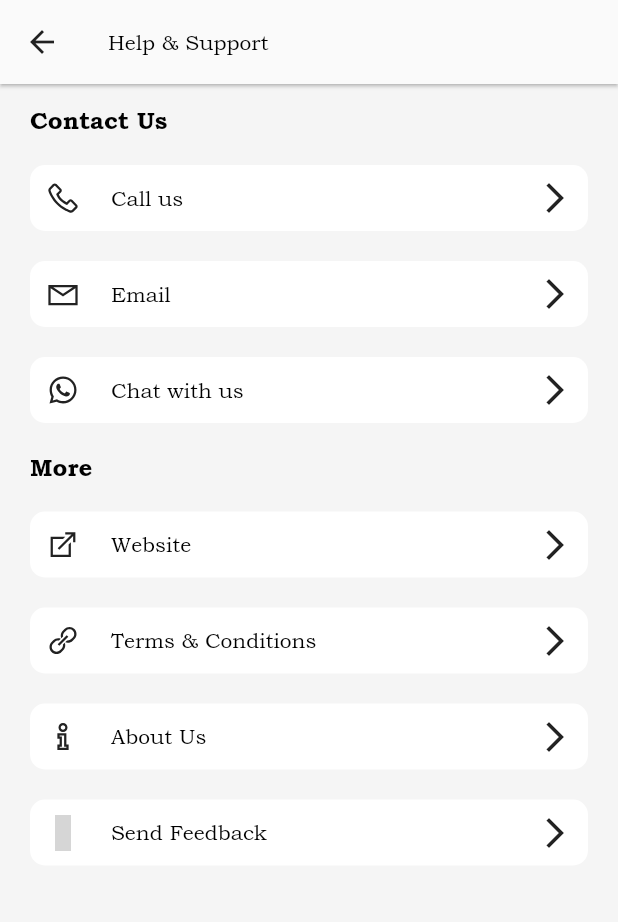
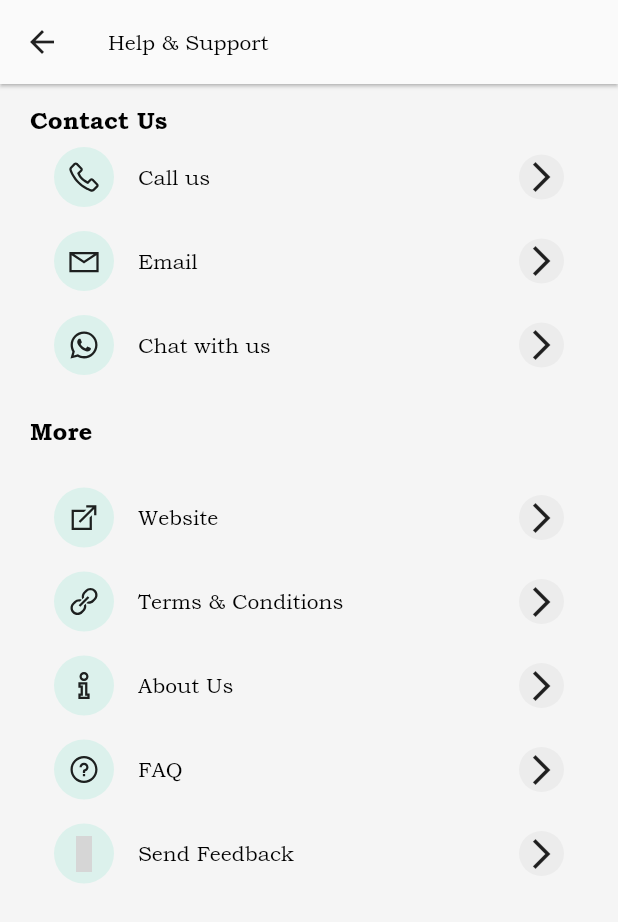
Before and after one commit to Saipreetham0/shubhithasenergysolutions, a Flutter app: the helpSupport screen opened directly, on a phone screen of 412 x 824 dp. Shown: the top 922 px of the screen. Run offline on Flutter 3.47's test engine with Material 2 defaults, Android fonts, the phone set to English and light mode, and no system bars; our stand-ins replace cloud_firestore, firebase_auth, firebase_core, flutter_otp_text_field, geocoding, geolocator and 9 more; missing offline and left inert: flutter_tawk, number_to_words; accounts and stored records are empty; network calls fail; grey boxes are pictures that could not be loaded.

Commit message:
profile list view updated

```diff
--- a/lib/scr/features/authentication/screens/login/widgets/login_header_widget.dart
+++ b/lib/scr/features/authentication/screens/login/widgets/login_header_widget.dart
@@ -16,7 +16,7 @@ class LoginHeaderWidget extends StatelessWidget {
       children: [
         // Image(image: const AssetImage(tAppLogo), height: size.height * 0.2),
 
-        company_logo_widget(),
+        // company_logo_widget(),
         Row(
           mainAxisAlignment: MainAxisAlignment.start,
           crossAxisAlignment: CrossAxisAlignment.center,
@@ -38,7 +38,8 @@ class LoginHeaderWidget extends StatelessWidget {
                     style: Theme.of(context).textTheme.headline1),
                 Row(
                   children: [
-                    Text("ENERGY",
+                    Text(
+                      "ENERGY",
                       style: TextStyle(
                           color: Colors.yellow[800],
                           fontSize: 24,
--- a/lib/scr/features/authentication/screens/splash_screen/splash_screen.dart
+++ b/lib/scr/features/authentication/screens/splash_screen/splash_screen.dart
@@ -35,7 +35,7 @@ class _SplashScreenState extends State<SplashScreen> {
             ),
             company_logo_widget(),
             SizedBox(
-              height: size.height * 0.07,
+              height: size.height * 0.08,
             ),
 
             // padding: EdgeInsets.all(10),
--- a/lib/scr/features/core/screens/dashboard/widget/profile_list_item.dart
+++ b/lib/scr/features/core/screens/dashboard/widget/profile_list_item.dart
@@ -52,3 +52,55 @@ class profile_list_widget extends StatelessWidget {
     );
   }
 }
+
+class profileListViewWidget extends StatelessWidget {
+  final IconData icon;
+  final String text;
+  final Function()? onTap;
+  final bool hasNavigation;
+  const profileListViewWidget({
+    super.key,
+    required this.icon,
+    required this.text,
+    required this.onTap,
+    this.hasNavigation = true,
+  });
+
+  @override
+  Widget build(BuildContext context) {
+    final isDark = Theme.of(context).brightness == Brightness.dark;
+    return ListTile(
+      onTap: onTap,
+      leading: Container(
+        height: 40,
+        width: 40,
+        decoration: BoxDecoration(
+          color: tPrimaryColor.withOpacity(0.1),
+          borderRadius: BorderRadius.circular(100),
+        ),
+        child: Icon(
+          icon,
+          color: isDark ? tPrimaryColor : Theme.of(context).iconTheme.color,
+        ),
+      ),
+      title: Text(
+        text,
+        style: Theme.of(context).textTheme.bodyText1,
+      ),
+      trailing: hasNavigation
+          ? Container(
+              height: 30,
+              width: 30,
+              decoration: BoxDecoration(
+                color: Colors.grey.withOpacity(0.1),
+                borderRadius: BorderRadius.circular(100),
+              ),
+              child: Icon(
+                Icons.arrow_forward_ios,
+                color: Theme.of(context).iconTheme.color,
+              ),
+            )
+          : null,
+    );
+  }
+}
--- a/lib/scr/features/core/screens/help_support/help_support.dart
+++ b/lib/scr/features/core/screens/help_support/help_support.dart
@@ -63,8 +63,7 @@ class helpSupport extends StatelessWidget {
                   ),
                 ],
               ),
-              const SizedBox(height: 20),
-              profile_list_widget(
+              profileListViewWidget(
                 icon: LineIcons.phone,
                 text: 'Call us',
                 onTap: () async {
@@ -79,8 +78,7 @@ class helpSupport extends StatelessWidget {
                   }
                 },
               ),
-              const SizedBox(height: 20),
-              profile_list_widget(
+              profileListViewWidget(
                 icon: LineIcons.envelope,
                 text: 'Email',
                 onTap: () async {
@@ -95,8 +93,7 @@ class helpSupport extends StatelessWidget {
                   }
                 },
               ),
-              const SizedBox(height: 20),
-              profile_list_widget(
+              profileListViewWidget(
                   icon: LineIcons.whatSApp,
                   text: 'Chat with us',
                   onTap: () async {
@@ -108,11 +105,7 @@ class helpSupport extends StatelessWidget {
                       // ignore: avoid_print
                       print("Can't launch $url");
                     }
-                },
-                // onTap: () {
-                //   _launchUrl(kchatWithUs);
-                // },
-              ),
+                  }),
               const SizedBox(height: 20),
               Row(
                 children: [
@@ -124,14 +117,15 @@ class helpSupport extends StatelessWidget {
                 ],
               ),
               const SizedBox(height: 20),
-              profile_list_widget(
+              profileListViewWidget(
                 icon: LineIcons.alternateExternalLink,
                 text: 'Website',
                 onTap: () async {
                   final url = Uri.parse(
                     kwebsite,
                   );
-                  if (await launchUrl(url)) {
+                  if (await launchUrl(url,
+                      mode: LaunchMode.externalApplication)) {
                     canLaunchUrl(url);
                   } else {
                     // ignore: avoid_print
@@ -139,15 +133,15 @@ class helpSupport extends StatelessWidget {
                   }
                 },
               ),
-              const SizedBox(height: 20),
-              profile_list_widget(
+              profileListViewWidget(
                 icon: LineIcons.link,
                 text: 'Terms & Conditions',
                 onTap: () async {
                   final url = Uri.parse(
                     ktermsAndConditions,
                   );
-                  if (await launchUrl(url)) {
+                  if (await launchUrl(url,
+                      mode: LaunchMode.externalApplication)) {
                     canLaunchUrl(url);
                   } else {
                     // ignore: avoid_print
@@ -155,15 +149,15 @@ class helpSupport extends StatelessWidget {
                   }
                 },
               ),
-              const SizedBox(height: 20),
-              profile_list_widget(
+              profileListViewWidget(
                 icon: LineIcons.info,
                 text: 'About Us',
                 onTap: () async {
                   final url = Uri.parse(
                     ktermsAndConditions,
                   );
-                  if (await launchUrl(url)) {
+                  if (await launchUrl(url,
+                      mode: LaunchMode.externalApplication)) {
                     canLaunchUrl(url);
                   } else {
                     // ignore: avoid_print
@@ -171,32 +165,30 @@ class helpSupport extends StatelessWidget {
                   }
                 },
               ),
-              // const SizedBox(height: 20),
-              // profile_list_widget(
-              //   icon: LineIcons.questionCircle,
-              //   text: 'FAQ',
-              //   onTap: () async {
-              //   final url = Uri.parse(
-              //     kfaq,
-              //   );
-              //   if (await launchUrl(url)) {
-              //     canLaunchUrl(url);
-              //   } else {
-              //     // ignore: avoid_print
-              //     print("Can't launch $url");
-              //   }
-              // },
-              // ),
-              const SizedBox(height: 20),
-              profile_list_widget(
+              profileListViewWidget(
+                icon: LineIcons.questionCircle,
+                text: 'FAQ',
+                onTap: () async {
+                  final url = Uri.parse(
+                    kfaq,
+                  );
+                  if (await launchUrl(url,
+                      mode: LaunchMode.externalApplication)) {
+                    canLaunchUrl(url);
+                  } else {
+                    // ignore: avoid_print
+                    print("Can't launch $url");
+                  }
+                },
+              ),
+              profileListViewWidget(
                 icon: LineIcons.editAlt,
                 text: 'Send Feedback',
                 onTap: () async {
                   final url = Uri.parse(kfeedback);
-                  if (await launchUrl(url)) {
-                    canLaunchUrl(
-                      url,
-                    );
+                  if (await launchUrl(url,
+                      mode: LaunchMode.externalApplication)) {
+                    canLaunchUrl(url);
                   } else {
                     // ignore: avoid_print
                     print("Can't launch $url");
--- a/pubspec.yaml
+++ b/pubspec.yaml
@@ -58,7 +58,6 @@ dependencies:
   geocoding_platform_interface: ^2.0.1
   number_to_words: ^1.0.0
   cached_network_image: ^3.2.2
-  ffi: ^2.0.1
   # google_maps_flutter: ^2.2.1
   # firebase_remote_config: ^3.0.4
 
```
Also changed, not shown: lib/scr/features/authentication/screens/splash_screen/widgets/company_logo_widget.dart (+18 -5 lines), lib/scr/features/core/screens/dashboard/fragments/profile_screen.dart (+18 -20 lines), pubspec.lock. Lines whose indentation alone changed are shown as unchanged.
